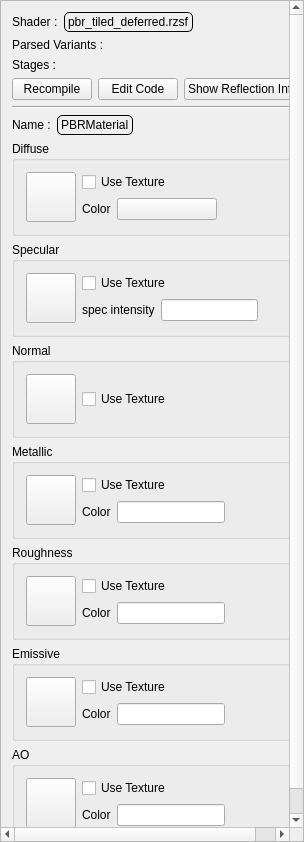
Old version of the form Editor/src/UI/Windows/RZEMaterialEditor.ui in the repository Pikachuxxxx/Razix.
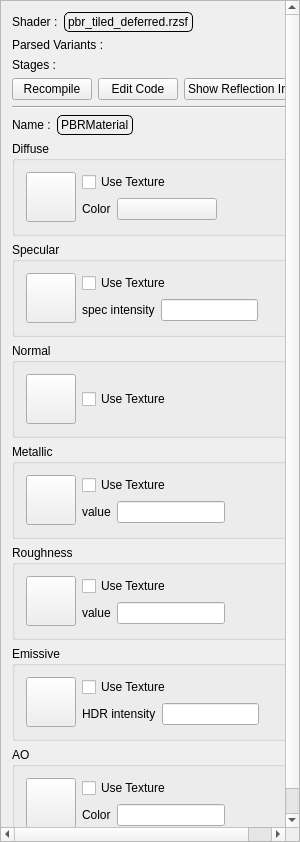
New version of the form.

The edit to the form file:
```diff
--- a/Editor/src/UI/Windows/RZEMaterialEditor.ui
+++ b/Editor/src/UI/Windows/RZEMaterialEditor.ui
@@ -6,7 +6,7 @@
    <rect>
     <x>0</x>
     <y>0</y>
-    <width>304</width>
+    <width>300</width>
     <height>842</height>
    </rect>
   </property>
@@ -31,6 +31,12 @@
    </property>
    <item>
     <widget class="QScrollArea" name="scrollArea">
+     <property name="minimumSize">
+      <size>
+       <width>300</width>
+       <height>0</height>
+      </size>
+     </property>
      <property name="widgetResizable">
       <bool>true</bool>
      </property>
@@ -39,7 +45,7 @@
        <rect>
         <x>0</x>
         <y>0</y>
-        <width>302</width>
+        <width>298</width>
         <height>840</height>
        </rect>
       </property>
@@ -403,7 +409,7 @@
               <item>
                <widget class="QLabel" name="label_8">
                 <property name="text">
-                 <string>Color</string>
+                 <string>value</string>
                 </property>
                </widget>
               </item>
@@ -469,7 +475,7 @@
               <item>
                <widget class="QLabel" name="label_9">
                 <property name="text">
-                 <string>Color</string>
+                 <string>value</string>
                 </property>
                </widget>
               </item>
@@ -535,7 +541,7 @@
               <item>
                <widget class="QLabel" name="label_11">
                 <property name="text">
-                 <string>Color</string>
+                 <string>HDR intensity</string>
                 </property>
                </widget>
               </item>
```
Left out of the diff: 15 changed lines with no effect on the pictures.
